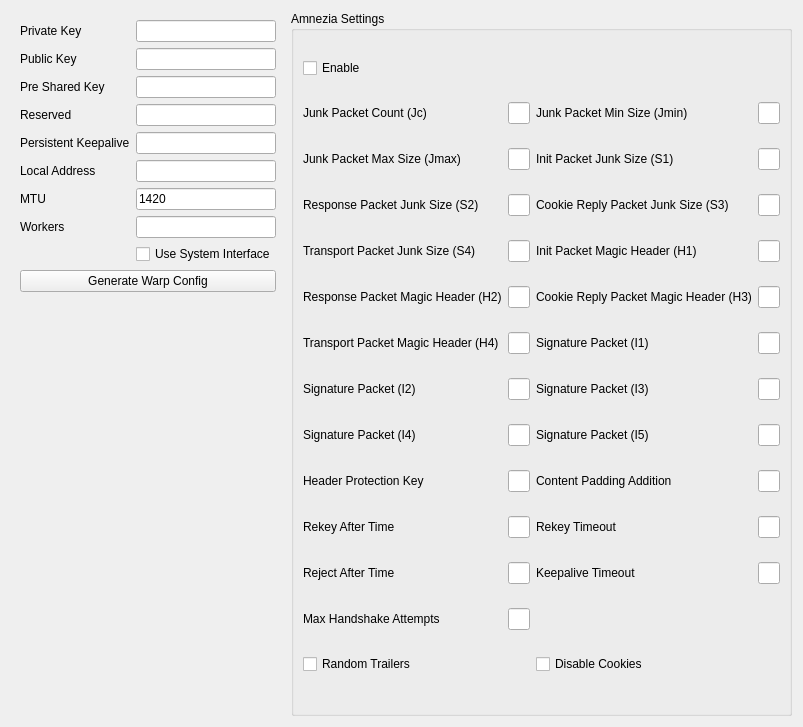
This is upstream/include/ui/profile/edit_wireguard.ui in hopol/throne-mirror as Qt 5 draws it before an edit. The edited form follows.
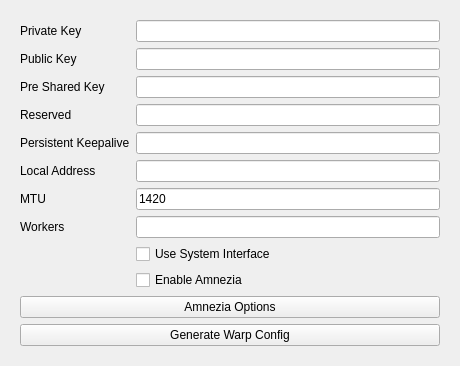
This is the edited form.

Patch:
```diff
--- a/upstream/include/ui/profile/edit_wireguard.ui
+++ b/upstream/include/ui/profile/edit_wireguard.ui
@@ -6,8 +6,8 @@
    <rect>
     <x>0</x>
     <y>0</y>
-    <width>689</width>
-    <height>727</height>
+    <width>460</width>
+    <height>340</height>
    </rect>
   </property>
   <property name="windowTitle">
@@ -117,7 +117,24 @@
         </property>
        </widget>
       </item>
-      <item row="9" column="0" colspan="2">
+      <item row="9" column="1">
+       <widget class="QCheckBox" name="enable_amnezia">
+        <property name="text">
+         <string>Enable Amnezia</string>
+        </property>
+       </widget>
+      </item>
+      <item row="10" column="0" colspan="2">
+       <widget class="QPushButton" name="amnezia_options">
+        <property name="toolTip">
+         <string>Edit the AmneziaWG obfuscation parameters (junk packets, magic headers, signatures).</string>
+        </property>
+        <property name="text">
+         <string>Amnezia Options</string>
+        </property>
+       </widget>
+      </item>
+      <item row="11" column="0" colspan="2">
        <widget class="QPushButton" name="warp_autogen">
         <property name="toolTip">
          <string>Generate a Cloudflare WARP account and fill the key, address and endpoint fields above.</string>
@@ -130,293 +147,6 @@
      </layout>
     </widget>
    </item>
-   <item>
-    <widget class="QGroupBox" name="amnezia_group">
-     <property name="title">
-      <string>Amnezia Settings</string>
-     </property>
-     <layout class="QGridLayout" name="gridLayout">
-      <item row="5" column="2">
-       <widget class="QLabel" name="s3_l">
-        <property name="text">
-         <string>Cookie Reply Packet Junk Size (S3)</string>
-        </property>
-       </widget>
-      </item>
-      <item row="9" column="2">
-       <widget class="QLabel" name="h3_l">
-        <property name="text">
-         <string>Cookie Reply Packet Magic Header (H3)</string>
-        </property>
-       </widget>
-      </item>
-      <item row="11" column="3">
-       <widget class="QLineEdit" name="i1"/>
-      </item>
-      <item row="1" column="0">
-       <widget class="QLabel" name="jc_l">
-        <property name="text">
-         <string>Junk Packet Count (Jc)</string>
-        </property>
-       </widget>
-      </item>
-      <item row="9" column="0">
-       <widget class="QLabel" name="h2_l">
-        <property name="text">
-         <string>Response Packet Magic Header (H2)</string>
-        </property>
-       </widget>
-      </item>
-      <item row="3" column="3">
-       <widget class="QLineEdit" name="s1"/>
-      </item>
-      <item row="3" column="2">
-       <widget class="QLabel" name="s1_l">
-        <property name="text">
-         <string>Init Packet Junk Size (S1)</string>
-        </property>
-       </widget>
-      </item>
-      <item row="7" column="1">
-       <widget class="QLineEdit" name="s4"/>
-      </item>
-      <item row="13" column="1">
-       <widget class="QLineEdit" name="i2"/>
-      </item>
-      <item row="9" column="3">
-       <widget class="QLineEdit" name="h3"/>
-      </item>
-      <item row="9" column="1">
-       <widget class="QLineEdit" name="h2"/>
-      </item>
-      <item row="1" column="2">
-       <widget class="QLabel" name="jmin_l">
-        <property name="text">
-         <string>Junk Packet Min Size (Jmin)</string>
-        </property>
-       </widget>
-      </item>
-      <item row="3" column="0">
-       <widget class="QLabel" name="jmax_l">
-        <property name="text">
-         <string>Junk Packet Max Size (Jmax)</string>
-        </property>
-       </widget>
-      </item>
-      <item row="15" column="0">
-       <widget class="QLabel" name="i4_l">
-        <property name="text">
-         <string>Signature Packet (I4)</string>
-        </property>
-       </widget>
-      </item>
-      <item row="11" column="2">
-       <widget class="QLabel" name="i1_l">
-        <property name="text">
-         <string>Signature Packet (I1)</string>
-        </property>
-       </widget>
-      </item>
-      <item row="1" column="1">
-       <widget class="QLineEdit" name="jc"/>
-      </item>
-      <item row="7" column="3">
-       <widget class="QLineEdit" name="h1"/>
-      </item>
-      <item row="0" column="0">
-       <widget class="QCheckBox" name="enable_amnezia">
-        <property name="text">
-         <string>Enable</string>
-        </property>
-       </widget>
-      </item>
-      <item row="5" column="0">
-       <widget class="QLabel" name="s2_l">
-        <property name="text">
-         <string>Response Packet Junk Size (S2)</string>
-        </property>
-       </widget>
-      </item>
-      <item row="5" column="1">
-       <widget class="QLineEdit" name="s2"/>
-      </item>
-      <item row="15" column="1">
-       <widget class="QLineEdit" name="i4"/>
-      </item>
-      <item row="11" column="0">
-       <widget class="QLabel" name="h4_l">
-        <property name="text">
-         <string>Transport Packet Magic Header (H4)</string>
-        </property>
-       </widget>
-      </item>
-      <item row="3" column="1">
-       <widget class="QLineEdit" name="jmax"/>
-      </item>
-      <item row="7" column="2">
-       <widget class="QLabel" name="h1_l">
-        <property name="text">
-         <string>Init Packet Magic Header (H1)</string>
-        </property>
-       </widget>
-      </item>
-      <item row="11" column="1">
-       <widget class="QLineEdit" name="h4"/>
-      </item>
-      <item row="1" column="3">
-       <widget class="QLineEdit" name="jmin"/>
-      </item>
-      <item row="7" column="0">
-       <widget class="QLabel" name="s4_l">
-        <property name="text">
-         <string>Transport Packet Junk Size (S4)</string>
-        </property>
-       </widget>
-      </item>
-      <item row="5" column="3">
-       <widget class="QLineEdit" name="s3"/>
-      </item>
-      <item row="13" column="0">
-       <widget class="QLabel" name="i2_l">
-        <property name="text">
-         <string>Signature Packet (I2)</string>
-        </property>
-       </widget>
-      </item>
-      <item row="13" column="2">
-       <widget class="QLabel" name="i3_l">
-        <property name="text">
-         <string>Signature Packet (I3)</string>
-        </property>
-       </widget>
-      </item>
-      <item row="13" column="3">
-       <widget class="QLineEdit" name="i3"/>
-      </item>
-      <item row="15" column="2">
-       <widget class="QLabel" name="i5_l">
-        <property name="text">
-         <string>Signature Packet (I5)</string>
-        </property>
-       </widget>
-      </item>
-      <item row="15" column="3">
-       <widget class="QLineEdit" name="i5"/>
-      </item>
-      <item row="17" column="0">
-       <widget class="QLabel" name="header_protection_key_l">
-        <property name="toolTip">
-         <string>&lt;html&gt;&lt;head/&gt;&lt;body&gt;&lt;p&gt;AmneziaWG 3.0. Base64 key. Requires S1-S4 to be at least 12.&lt;/p&gt;&lt;/body&gt;&lt;/html&gt;</string>
-        </property>
-        <property name="text">
-         <string>Header Protection Key</string>
-        </property>
-       </widget>
-      </item>
-      <item row="17" column="1">
-       <widget class="QLineEdit" name="header_protection_key"/>
-      </item>
-      <item row="17" column="2">
-       <widget class="QLabel" name="content_padding_addition_l">
-        <property name="toolTip">
-         <string>&lt;html&gt;&lt;head/&gt;&lt;body&gt;&lt;p&gt;AmneziaWG 3.0. Bytes of random trailing padding, as a value or range (e.g. 0-64).&lt;/p&gt;&lt;/body&gt;&lt;/html&gt;</string>
-        </property>
-        <property name="text">
-         <string>Content Padding Addition</string>
-        </property>
-       </widget>
-      </item>
-      <item row="17" column="3">
-       <widget class="QLineEdit" name="content_padding_addition"/>
-      </item>
-      <item row="19" column="0">
-       <widget class="QLabel" name="rekey_after_time_l">
-        <property name="toolTip">
-         <string>&lt;html&gt;&lt;head/&gt;&lt;body&gt;&lt;p&gt;AmneziaWG 3.0. Seconds before a rekey is attempted, as a value or range.&lt;/p&gt;&lt;/body&gt;&lt;/html&gt;</string>
-        </property>
-        <property name="text">
-         <string>Rekey After Time</string>
-        </property>
-       </widget>
-      </item>
-      <item row="19" column="1">
-       <widget class="QLineEdit" name="rekey_after_time"/>
-      </item>
-      <item row="19" column="2">
-       <widget class="QLabel" name="rekey_timeout_l">
-        <property name="toolTip">
-         <string>&lt;html&gt;&lt;head/&gt;&lt;body&gt;&lt;p&gt;AmneziaWG 3.0. Seconds before a handshake is retried, as a value or range.&lt;/p&gt;&lt;/body&gt;&lt;/html&gt;</string>
-        </property>
-        <property name="text">
-         <string>Rekey Timeout</string>
-        </property>
-       </widget>
-      </item>
-      <item row="19" column="3">
-       <widget class="QLineEdit" name="rekey_timeout"/>
-      </item>
-      <item row="21" column="0">
-       <widget class="QLabel" name="reject_after_time_l">
-        <property name="toolTip">
-         <string>&lt;html&gt;&lt;head/&gt;&lt;body&gt;&lt;p&gt;AmneziaWG 3.0. Seconds before keys are rejected, as a value or range.&lt;/p&gt;&lt;/body&gt;&lt;/html&gt;</string>
-        </property>
-        <property name="text">
-         <string>Reject After Time</string>
-        </property>
-       </widget>
-      </item>
-      <item row="21" column="1">
-       <widget class="QLineEdit" name="reject_after_time"/>
-      </item>
-      <item row="21" column="2">
-       <widget class="QLabel" name="keepalive_timeout_l">
-        <property name="toolTip">
-         <string>&lt;html&gt;&lt;head/&gt;&lt;body&gt;&lt;p&gt;AmneziaWG 3.0. Seconds of idle time before a keepalive is sent, as a value or range.&lt;/p&gt;&lt;/body&gt;&lt;/html&gt;</string>
-        </property>
-        <property name="text">
-         <string>Keepalive Timeout</string>
-        </property>
-       </widget>
-      </item>
-      <item row="21" column="3">
-       <widget class="QLineEdit" name="keepalive_timeout"/>
-      </item>
-      <item row="23" column="0">
-       <widget class="QLabel" name="max_handshake_attempts_l">
-        <property name="toolTip">
-         <string>&lt;html&gt;&lt;head/&gt;&lt;body&gt;&lt;p&gt;AmneziaWG 3.0. Handshake retries before giving up, as a value or range.&lt;/p&gt;&lt;/body&gt;&lt;/html&gt;</string>
-        </property>
-        <property name="text">
-         <string>Max Handshake Attempts</string>
-        </property>
-       </widget>
-      </item>
-      <item row="23" column="1">
-       <widget class="QLineEdit" name="max_handshake_attempts"/>
-      </item>
-      <item row="25" column="0" colspan="2">
-       <widget class="QCheckBox" name="random_trailers">
-        <property name="toolTip">
-         <string>&lt;html&gt;&lt;head/&gt;&lt;body&gt;&lt;p&gt;AmneziaWG 3.1. Appends a random trailer to every packet, so message types are no longer identifiable by size.&lt;/p&gt;&lt;/body&gt;&lt;/html&gt;</string>
-        </property>
-        <property name="text">
-         <string>Random Trailers</string>
-        </property>
-       </widget>
-      </item>
-      <item row="25" column="2" colspan="2">
-       <widget class="QCheckBox" name="disable_cookies">
-        <property name="toolTip">
-         <string>&lt;html&gt;&lt;head/&gt;&lt;body&gt;&lt;p&gt;AmneziaWG 3.1. Never send cookie replies, so an under-load peer stays silent instead of answering with a fixed-size message.&lt;/p&gt;&lt;/body&gt;&lt;/html&gt;</string>
-        </property>
-        <property name="text">
-         <string>Disable Cookies</string>
-        </property>
-       </widget>
-      </item>
-     </layout>
-    </widget>
-   </item>
   </layout>
  </widget>
  <tabstops>
```
Left out of the diff: 28 changed lines with no effect on the pictures.
